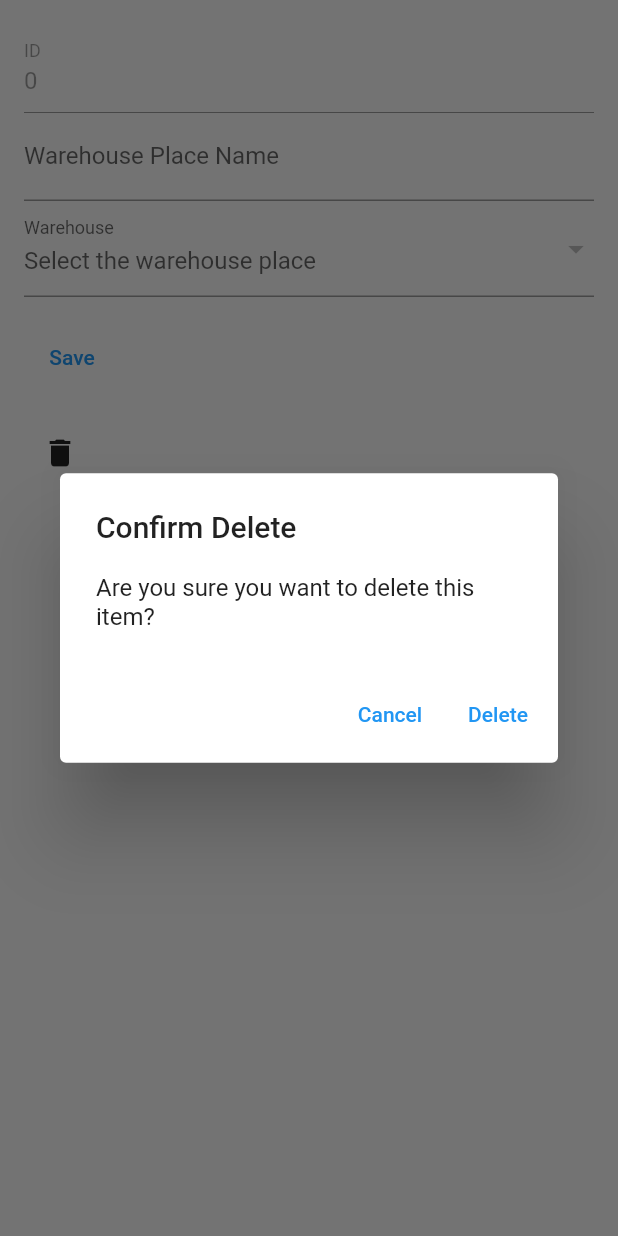
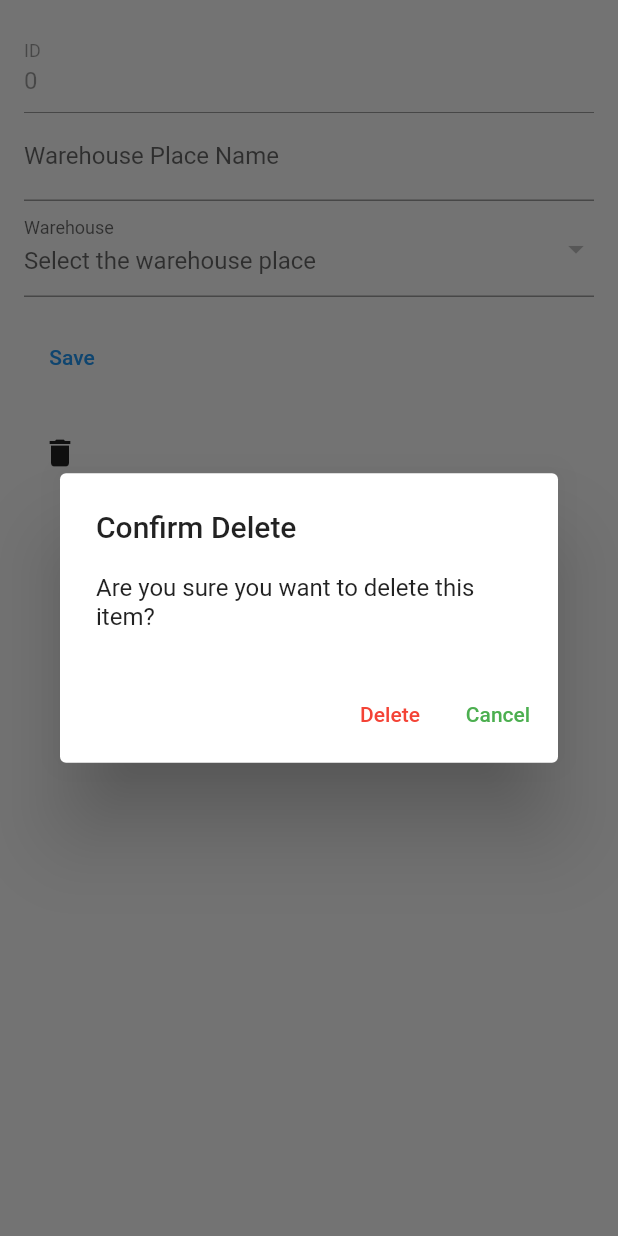
Before and after one commit to OpenShelves/openshelves-frontend, a Flutter app: the WarehousePlaceFormOnly widget shown alone on an empty page, opened directly with empty values, after a tap on the "delete" icon, on a phone screen of 412 x 824 dp. Run offline on Flutter 3.47's test engine with Material 2 defaults, Android fonts, the phone set to English and light mode, and no system bars; our stand-ins replace flutter_redux, flutter_secure_storage, redux; accounts and stored records are empty; network calls fail.

Commit message:
Changed Delete Helper To Widget

```diff
--- a/lib/helper/delete.dart
+++ /dev/null
@@ -1,29 +0,0 @@
-import 'package:flutter/material.dart';
-
-Future getDeleteButton(
-  BuildContext context,
-) {
-  return showDialog(
-    context: context,
-    builder: (context) {
-      return AlertDialog(
-        title: Text('Confirm Delete'),
-        content: Text('Are you sure you want to delete this item?'),
-        actions: <Widget>[
-          TextButton(
-            child: Text('Cancel'),
-            onPressed: () {
-              Navigator.of(context).pop(false);
-            },
-          ),
-          TextButton(
-            child: Text('Delete'),
-            onPressed: () {
-              Navigator.of(context).pop(true);
-            },
-          ),
-        ],
-      );
-    },
-  );
-}
--- a/lib/warehouseplace/only_form.dart
+++ b/lib/warehouseplace/only_form.dart
@@ -1,10 +1,10 @@
 import 'package:flutter/material.dart';
-import 'package:openshelves/helper/delete.dart';
 import 'package:openshelves/warehouse/warehouse_model.dart';
 import 'package:openshelves/warehouse/warehouse_service.dart';
 import 'package:openshelves/warehouseplace/warehouseplace_list_page.dart';
 import 'package:openshelves/warehouseplace/warehouseplace_model.dart';
 import 'package:openshelves/warehouseplace/warehouseplaces_service.dart';
+import 'package:openshelves/widgets/delete_overlay.dart';
 
 class WarehousePlaceFormOnly extends StatefulWidget {
   const WarehousePlaceFormOnly(
@@ -124,7 +124,11 @@ class _WarehousePlaceFormOnlyState extends State<WarehousePlaceFormOnly> {
               ),
               IconButton(
                   onPressed: () {
-                    getDeleteButton(context).then((value) {
+                    showDialog(
+                        context: context,
+                        builder: (context) {
+                          return DeleteDialog();
+                        }).then((value) {
                       print(value);
                       if (value && warehousePlace.id != null) {
                         deleteWarehousePlace(warehousePlace.id!).then((value) {
--- /dev/null
+++ b/lib/widgets/delete_overlay.dart
@@ -0,0 +1,30 @@
+import 'package:flutter/material.dart';
+
+class DeleteDialog extends StatelessWidget {
+  const DeleteDialog({Key? key}) : super(key: key);
+
+  @override
+  Widget build(BuildContext context) {
+    return AlertDialog(
+      title: const Text('Confirm Delete'),
+      content: const Text('Are you sure you want to delete this item?'),
+      actions: <Widget>[
+        TextButton(
+          child: const Text(
+            'Delete',
+            style: TextStyle(color: Colors.red),
+          ),
+          onPressed: () {
+            Navigator.of(context).pop(true);
+          },
+        ),
+        TextButton(
+          child: const Text('Cancel', style: TextStyle(color: Colors.green)),
+          onPressed: () {
+            Navigator.of(context).pop(false);
+          },
+        ),
+      ],
+    );
+  }
+}
```
Also changed, not shown: lib/warehouse/warehouse_form.dart (+9 -7 lines).
